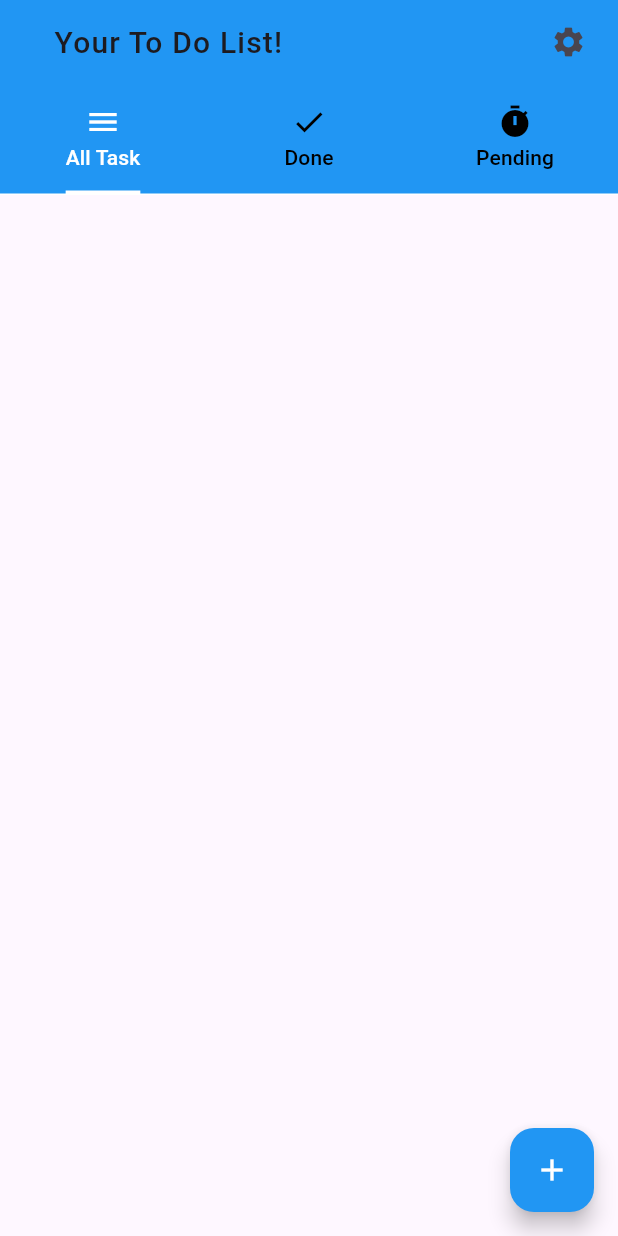
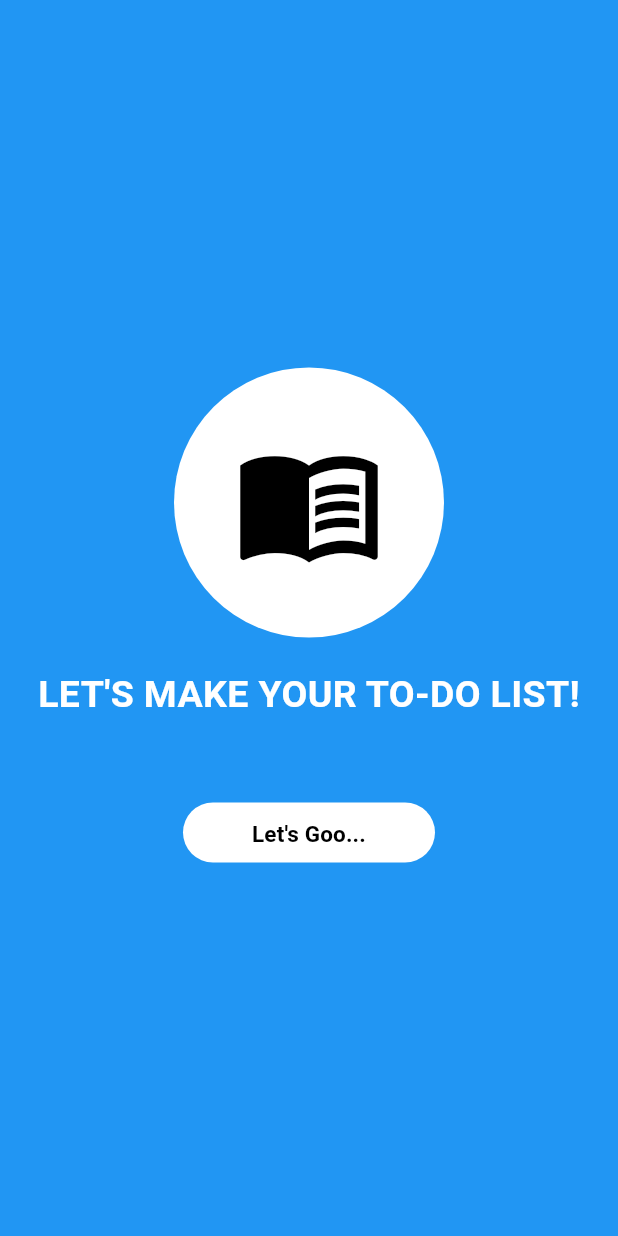
Before and after one commit to Pramartha/learnFlutter, a Flutter app: the screen it shows after launch, on a phone screen of 412 x 824 dp. Run offline on Flutter 3.47's test engine with Material 3 defaults, Android fonts, the phone set to English and light mode, and no system bars; our stand-ins replace faker.

Commit message:
reouting and adding landing page

```diff
--- a/learnFlutter/todo_list/lib/main.dart
+++ b/learnFlutter/todo_list/lib/main.dart
@@ -1,6 +1,7 @@
 import 'package:flutter/material.dart';
-import './home_page.dart';
-import './home_page_2.dart';
+import 'package:todo_list/pages/landing_page.dart';
+import 'pages/home_page.dart';
+import 'pages/complate_task.dart';
 
 void main() {
   runApp(MyApp());
@@ -9,6 +10,13 @@ void main() {
 class MyApp extends StatelessWidget {
   @override
   Widget build(BuildContext context) {
-    return MaterialApp(debugShowCheckedModeBanner: false, home: ToDoList());
+    return MaterialApp(
+      debugShowCheckedModeBanner: false,
+      initialRoute: '/',
+      routes: {
+        '/': (context) => const LandingPage(),
+        '/homepage': (context) => const HomePage(),
+      },
+    );
   }
 }
--- a/learnFlutter/todo_list/lib/home_page.dart
+++ b/learnFlutter/todo_list/lib/pages/home_page.dart
@@ -1,13 +1,13 @@
 import 'package:flutter/material.dart';
 
-class ToDoList extends StatefulWidget {
-  const ToDoList({super.key});
+class HomePage extends StatefulWidget {
+  const HomePage({super.key});
 
   @override
-  State<ToDoList> createState() => _ToDoListState();
+  State<HomePage> createState() => _HomePageState();
 }
 
-class _ToDoListState extends State<ToDoList> {
+class _HomePageState extends State<HomePage> {
   List<Map<String, dynamic>> task = [];
   Color _appBarColor = Colors.blue;
 
@@ -35,13 +35,13 @@ class _ToDoListState extends State<ToDoList> {
       length: 3,
       child: Scaffold(
         appBar: AppBar(
-          title: Container(
-            margin: EdgeInsets.only(left: 20),
+          leadingWidth: 50,
+          title: Center(
             child: Text(
-              "Your To Do List!",
+              "YOUR TO-DO LIST",
               style: TextStyle(
                 fontSize: 20,
-                fontWeight: FontWeight.w500,
+                fontWeight: FontWeight.w800,
                 letterSpacing: 0.8,
               ),
             ),
@@ -209,9 +209,10 @@ class _ToDoListState extends State<ToDoList> {
           title: Text("Settings"),
           content: Column(
             mainAxisSize: MainAxisSize.min,
+            crossAxisAlignment: CrossAxisAlignment.center,
             children: [
-              Text("Choose AppBar Color"),
-              SizedBox(height: 150),
+              Text("Choose AppBar Color : "),
+              SizedBox(height: 50),
               Wrap(
                 spacing: 10,
                 children: [
@@ -220,7 +221,6 @@ class _ToDoListState extends State<ToDoList> {
                   _colorOption(Colors.green, "Green"),
                   _colorOption(Colors.yellow, "Yellow"),
                   _colorOption(Colors.purple, "Purple"),
-                  _colorOption(Colors.amber, "Amber"),
                 ],
               ),
             ],
--- /dev/null
+++ b/learnFlutter/todo_list/lib/pages/landing_page.dart
@@ -0,0 +1,61 @@
+import 'package:flutter/material.dart';
+
+class LandingPage extends StatelessWidget {
+  const LandingPage({super.key});
+
+  @override
+  Widget build(BuildContext context) {
+    return Scaffold(
+      backgroundColor: Colors.blue,
+      body: Center(
+        child: Column(
+          spacing: 50,
+          mainAxisAlignment: MainAxisAlignment.center,
+          children: [
+            Column(
+              spacing: 20,
+              mainAxisAlignment: MainAxisAlignment.spaceBetween,
+              children: [
+                CircleAvatar(
+                  radius: 90,
+                  backgroundColor: Colors.white,
+                  child: Icon(Icons.menu_book, size: 100, color: Colors.black),
+                ),
+                Text(
+                  "LET'S MAKE YOUR TO-DO LIST!",
+                  style: TextStyle(
+                    fontSize: 25,
+                    fontWeight: FontWeight.w700,
+                    color: Colors.white,
+                  ),
+                ),
+              ],
+            ),
+
+            FilledButton(
+              style: FilledButton.styleFrom(backgroundColor: Colors.white),
+              onPressed: () {
+                Navigator.pushNamed(context, '/homepage');
+              },
+              child: SizedBox(
+                width: 120,
+                height: 20,
+                child: Center(
+                  child: Text(
+                    "Let's Goo...",
+                    style: TextStyle(
+                      color: Colors.black,
+                      fontSize: 15,
+                      fontWeight: FontWeight.bold,
+                    ),
+                    textAlign: TextAlign.center,
+                  ),
+                ),
+              ),
+            ),
+          ],
+        ),
+      ),
+    );
+  }
+}
```
Also changed, not shown: learnFlutter/todo_list/lib/pages/complate_task.dart (renamed from learnFlutter/todo_list/lib/home_page_2.dart).
